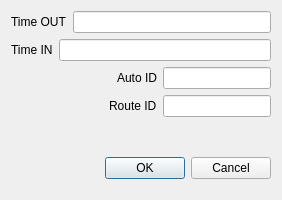
First picture: the form in src/MainWindow/Journal/addJournalRowDialog.ui, repository Hryapusek/database-qt-gui-cpp, before the edit.
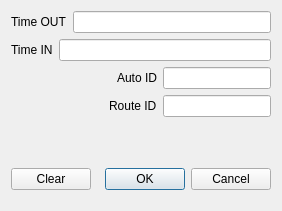
Second picture: the form after the edit.

Commit message: upd: clear button was added

Diff of the .ui file:
```diff
--- a/src/MainWindow/Journal/addJournalRowDialog.ui
+++ b/src/MainWindow/Journal/addJournalRowDialog.ui
@@ -7,7 +7,7 @@
     <x>0</x>
     <y>0</y>
     <width>282</width>
-    <height>200</height>
+    <height>211</height>
    </rect>
   </property>
   <property name="windowTitle">
@@ -165,14 +165,28 @@
     </spacer>
    </item>
    <item>
-    <widget class="QDialogButtonBox" name="buttonBox">
-     <property name="orientation">
-      <enum>Qt::Horizontal</enum>
+    <layout class="QHBoxLayout" name="horizontalLayout">
+     <property name="topMargin">
+      <number>0</number>
      </property>
-     <property name="standardButtons">
-      <set>QDialogButtonBox::Cancel|QDialogButtonBox::Ok</set>
-     </property>
-    </widget>
+     <item>
+      <widget class="QPushButton" name="pushButton">
+       <property name="text">
+        <string>Clear</string>
+       </property>
+      </widget>
+     </item>
+     <item>
+      <widget class="QDialogButtonBox" name="buttonBox">
+       <property name="orientation">
+        <enum>Qt::Horizontal</enum>
+       </property>
+       <property name="standardButtons">
+        <set>QDialogButtonBox::Cancel|QDialogButtonBox::Ok</set>
+       </property>
+      </widget>
+     </item>
+    </layout>
    </item>
    <item>
     <spacer name="verticalSpacer_2">
```
Left out of the diff: 68 changed lines with no effect on the pictures. The commit also changes 9 other files.
